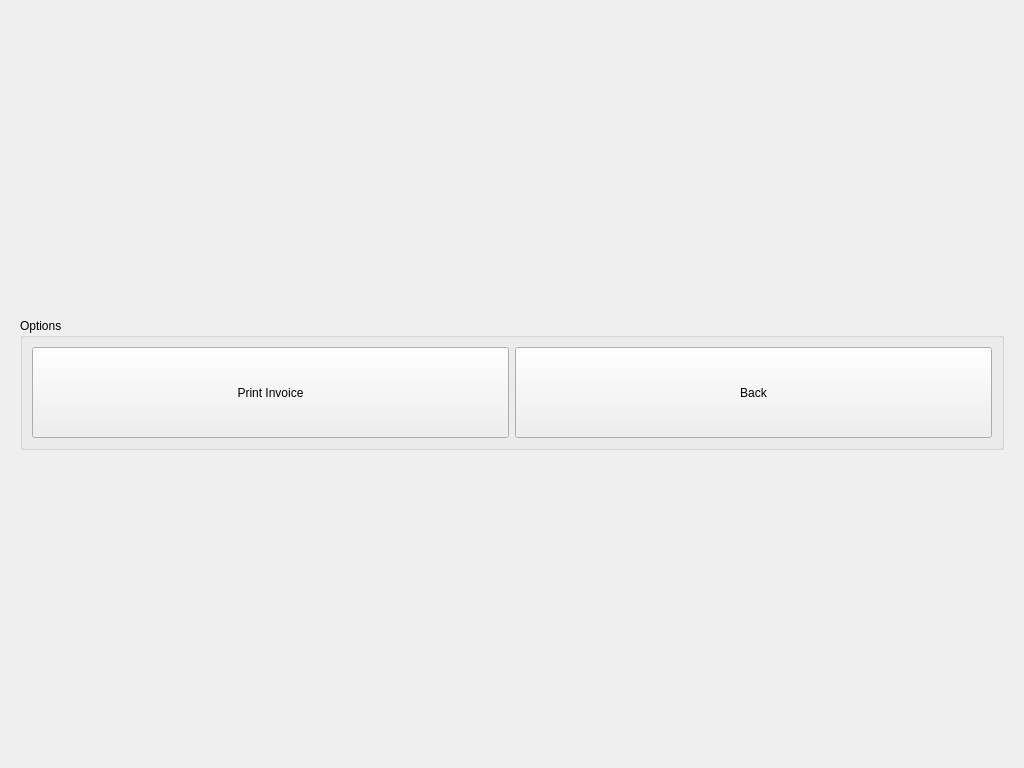
Before: the Qt Designer form penyamanager/user/invoicedetailswindow.ui in eguzki/penyamanager, drawn with Qt 5.
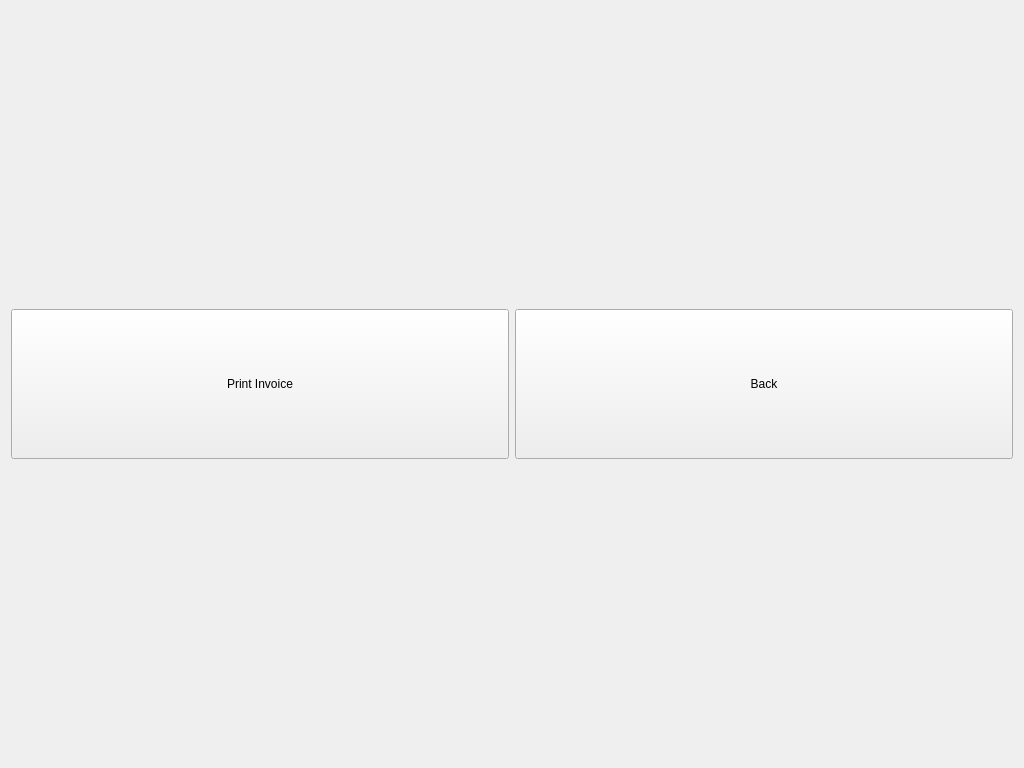
After: the same form once the commit is applied.

Patch:
```diff
--- a/penyamanager/user/invoicedetailswindow.ui
+++ b/penyamanager/user/invoicedetailswindow.ui
@@ -29,12 +29,33 @@
       </size>
      </property>
      <layout class="QHBoxLayout" name="horizontalLayout">
+      <property name="leftMargin">
+       <number>0</number>
+      </property>
+      <property name="topMargin">
+       <number>0</number>
+      </property>
+      <property name="rightMargin">
+       <number>0</number>
+      </property>
+      <property name="bottomMargin">
+       <number>0</number>
+      </property>
       <item>
-       <widget class="QGroupBox" name="optionsGroupBox">
-        <property name="title">
-         <string>Options</string>
-        </property>
+       <widget class="QWidget" name="optionsWidget" native="true">
         <layout class="QHBoxLayout" name="horizontalLayout_2">
+         <property name="leftMargin">
+          <number>0</number>
+         </property>
+         <property name="topMargin">
+          <number>0</number>
+         </property>
+         <property name="rightMargin">
+          <number>0</number>
+         </property>
+         <property name="bottomMargin">
+          <number>0</number>
+         </property>
          <item>
           <widget class="QPushButton" name="printButton">
            <property name="sizePolicy">
```
